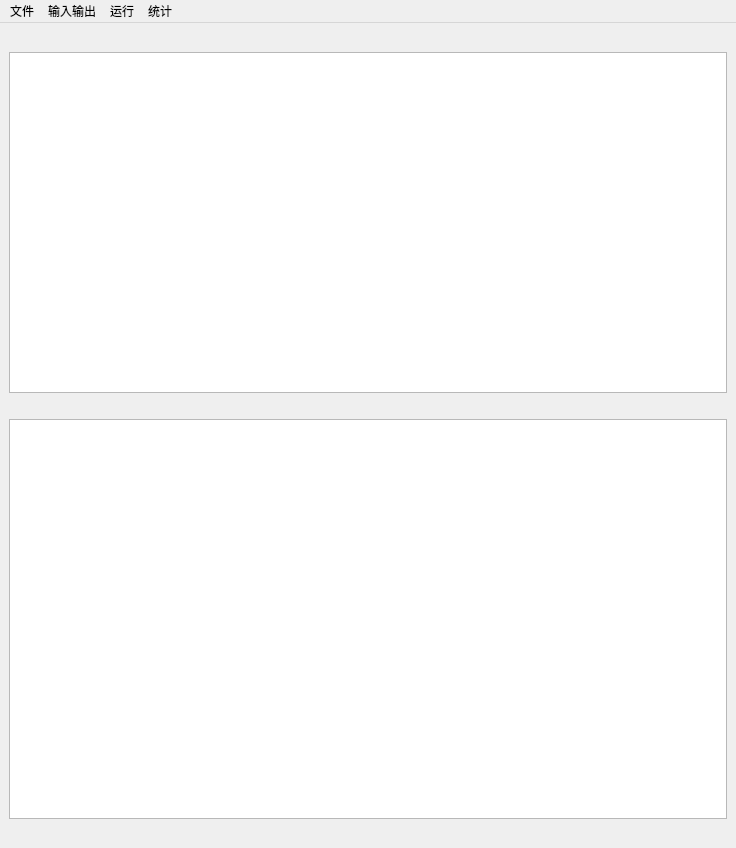
Old version of the form mainwindow.ui in the repository SG-EDA/SGLC-GUI.
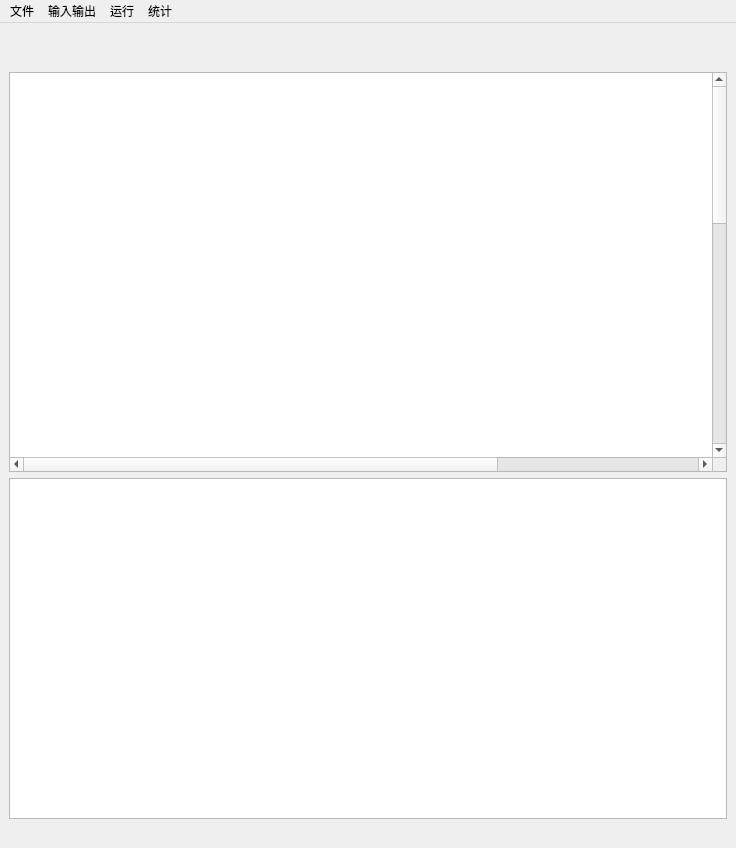
New version of the form.

Commit message: 添加文件浏览，清除文本框，添加电路输入框

```diff
--- a/mainwindow.ui
+++ b/mainwindow.ui
@@ -63,19 +63,6 @@
         </property>
        </spacer>
       </item>
-      <item>
-       <widget class="QTextEdit" name="textEdit">
-        <property name="sizePolicy">
-         <sizepolicy hsizetype="Expanding" vsizetype="Expanding">
-          <horstretch>0</horstretch>
-          <verstretch>0</verstretch>
-         </sizepolicy>
-        </property>
-        <property name="readOnly">
-         <bool>true</bool>
-        </property>
-       </widget>
-      </item>
       <item>
        <layout class="QVBoxLayout" name="verticalLayout">
         <item>
@@ -111,11 +98,41 @@
           <property name="backgroundBrush">
            <brush brushstyle="NoBrush">
             <color alpha="255">
-             <red>1</red>
+             <red>255</red>
              <green>12</green>
              <blue>3</blue>
             </color>
            </brush>
+          </property>
+          <property name="foregroundBrush">
+           <brush brushstyle="NoBrush">
+            <color alpha="255">
+             <red>255</red>
+             <green>0</green>
+             <blue>0</blue>
+            </color>
+           </brush>
+          </property>
+          <property name="sceneRect">
+           <rectf>
+            <x>0.000000000000000</x>
+            <y>0.000000000000000</y>
+            <width>1000.000000000000000</width>
+            <height>1000.000000000000000</height>
+           </rectf>
+          </property>
+         </widget>
+        </item>
+        <item>
+         <widget class="QTextEdit" name="textEdit">
+          <property name="sizePolicy">
+           <sizepolicy hsizetype="Expanding" vsizetype="Expanding">
+            <horstretch>0</horstretch>
+            <verstretch>0</verstretch>
+           </sizepolicy>
+          </property>
+          <property name="readOnly">
+           <bool>true</bool>
           </property>
          </widget>
         </item>
```
The commit also changes 2 other files.
